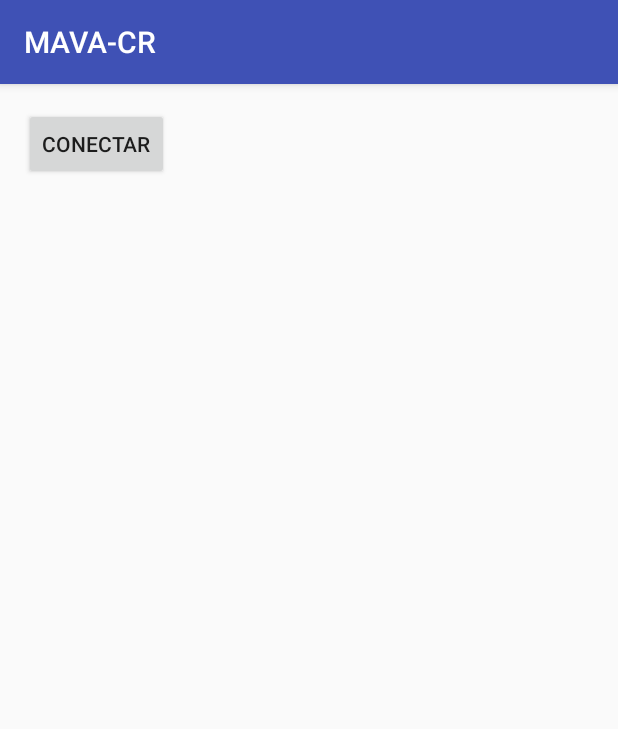
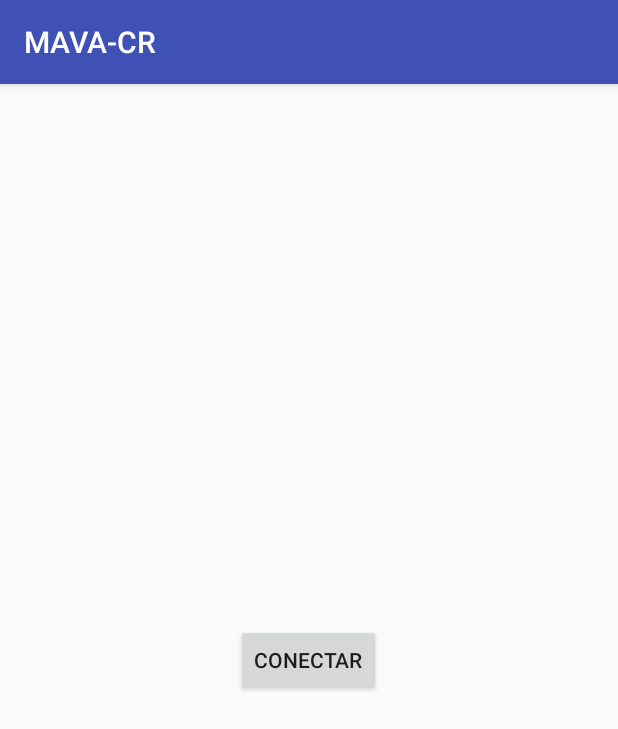
Before and after one commit to AMAV/MAVA-CR, an Android app: the screen it shows after launch (MainActivity), on a phone screen of 412 x 824 dp. Shown: the top 729 px of the screen. Run offline under Robolectric (Android 15) with nearby library versions, the phone set to English and light mode, and no system bars.

Commit message:
añadido boton nuevo

```diff
--- a/app/src/main/res/layout/activity_main.xml
+++ b/app/src/main/res/layout/activity_main.xml
@@ -14,6 +14,8 @@
         android:layout_width="wrap_content"
         android:layout_height="wrap_content"
         android:id="@+id/button"
-        android:text="@string/txtBoton" />
+        android:text="@string/txtBoton"
+        android:layout_centerVertical="true"
+        android:layout_centerHorizontal="true" />
 
 </RelativeLayout>
```
